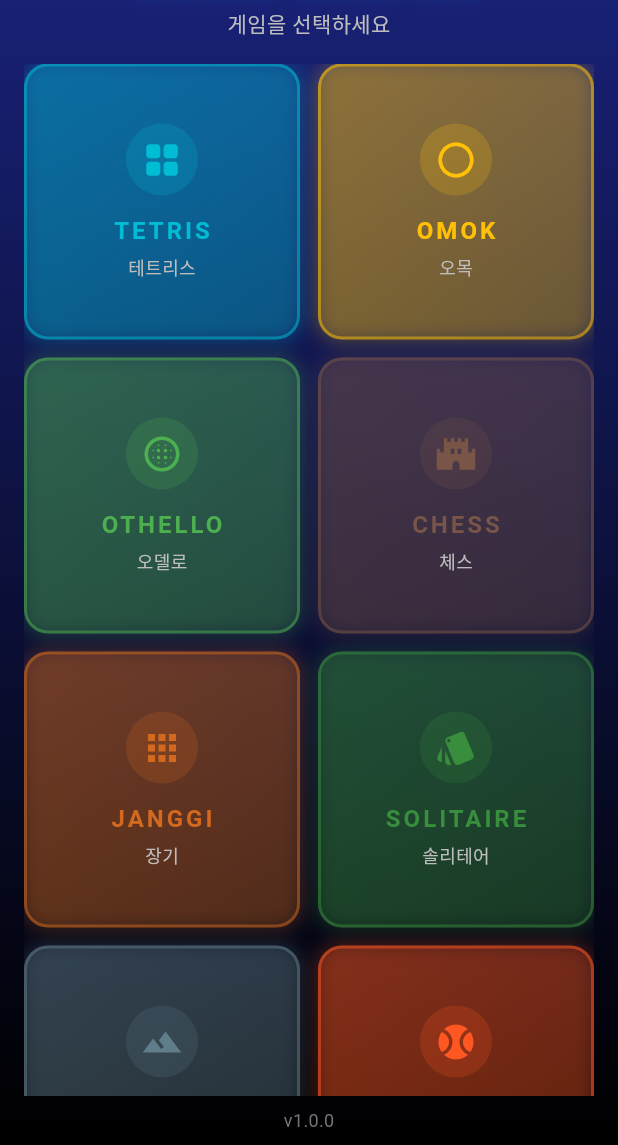
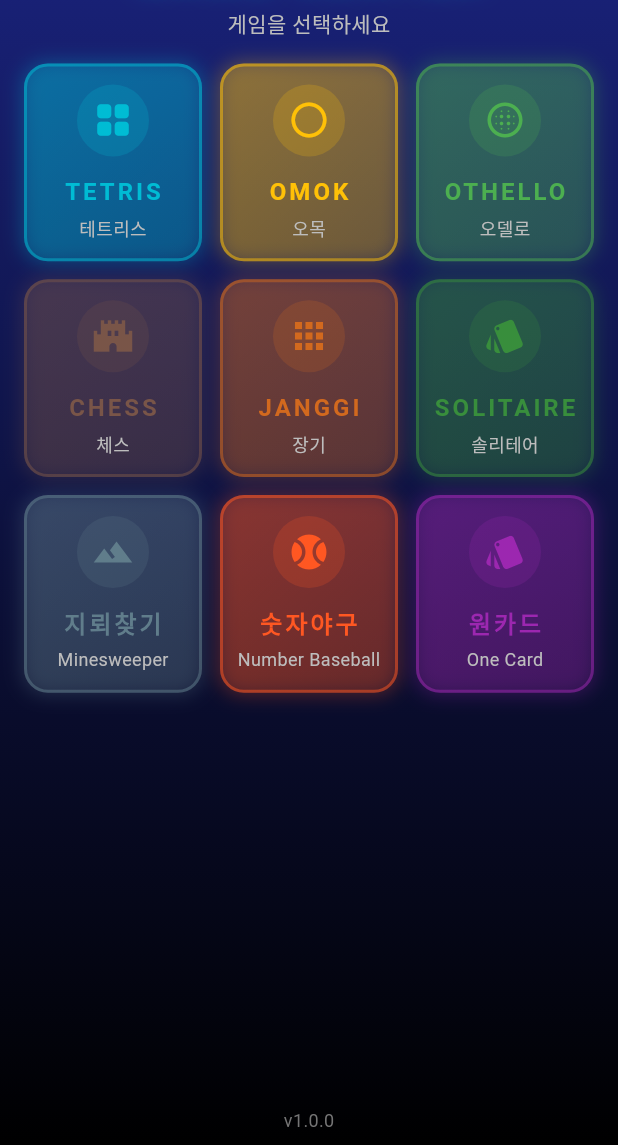
Before and after one commit to mhpark03/games, a Flutter app: the screen it shows after launch, on a phone screen of 412 x 824 dp, the part 91-1236 px from its top. Run offline on Flutter 3.47's test engine with Material 3 defaults, Android fonts, the phone set to English and light mode, and no system bars; our stand-ins replace shared_preferences.

Commit message:
홈화면 타일 열 수 변경 - 세로모드 3열, 가로모드 5열

```diff
--- a/lib/main.dart
+++ b/lib/main.dart
@@ -1816,8 +1816,8 @@ class HomeScreen extends StatelessWidget {
                       child: LayoutBuilder(
                         builder: (context, constraints) {
                           final isLandscapeGrid = constraints.maxWidth > constraints.maxHeight;
-                          final crossAxisCount = isLandscapeGrid ? 4 : 2;
-                          final aspectRatio = isLandscapeGrid ? 1.4 : 1.0;
+                          final crossAxisCount = isLandscapeGrid ? 5 : 3;
+                          final aspectRatio = isLandscapeGrid ? 1.2 : 0.9;
                           return GridView.count(
                             crossAxisCount: crossAxisCount,
                             mainAxisSpacing: 12,
```
